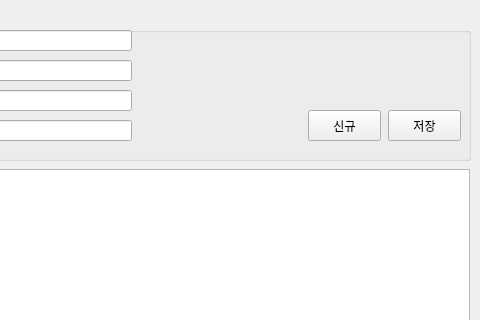
d0ng999/miniProjects, file part1/studyPyQt/addressBook.ui: the form before one commit; both pictures show x 160 to 640 and y 0 to 320 of the 640 by 480 pixel window.
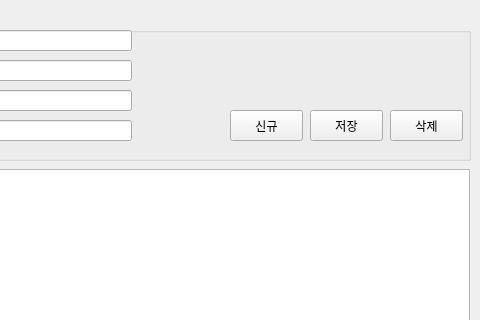
The form after the commit.

The edit to the form file:
```diff
--- a/part1/studyPyQt/addressBook.ui
+++ b/part1/studyPyQt/addressBook.ui
@@ -174,7 +174,7 @@
        <widget class="QPushButton" name="btnNew">
         <property name="geometry">
          <rect>
-          <x>458</x>
+          <x>380</x>
           <y>100</y>
           <width>73</width>
           <height>31</height>
@@ -196,7 +196,7 @@
        <widget class="QPushButton" name="btnSave">
         <property name="geometry">
          <rect>
-          <x>538</x>
+          <x>460</x>
           <y>100</y>
           <width>73</width>
           <height>31</height>
@@ -212,6 +212,28 @@
          <string>저장</string>
         </property>
        </widget>
+       <widget class="QPushButton" name="btnDel">
+        <property name="geometry">
+         <rect>
+          <x>540</x>
+          <y>100</y>
+          <width>73</width>
+          <height>31</height>
+         </rect>
+        </property>
+        <property name="text">
+         <string>삭제</string>
+        </property>
+        <property name="autoExclusive">
+         <bool>false</bool>
+        </property>
+        <property name="autoDefault">
+         <bool>false</bool>
+        </property>
+        <property name="flat">
+         <bool>false</bool>
+        </property>
+       </widget>
       </widget>
      </item>
     </layout>
```
